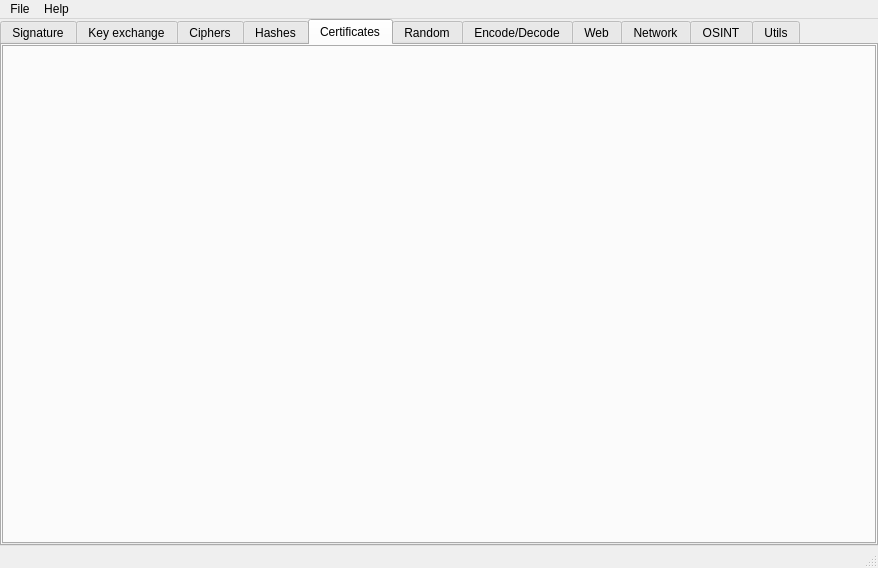
Before: the Qt Designer form ui/mainwindow.ui in caffedrine/CryptoPocketKnife, drawn with Qt 5.
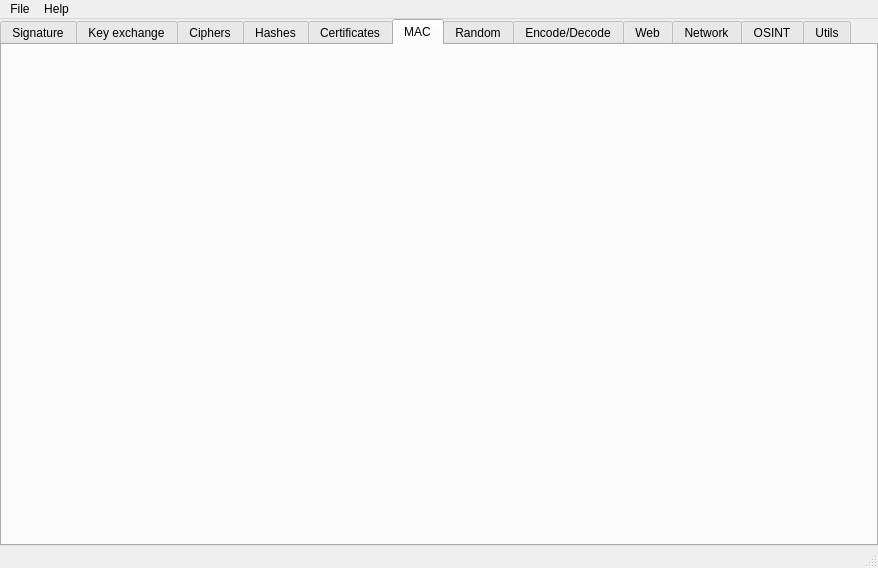
After: the same form once the commit is applied. The open tabs and pages were chosen to show the change. Icons and pictures are not drawn. Custom widgets are drawn as their Qt base class.

```diff
--- a/ui/mainwindow.ui
+++ b/ui/mainwindow.ui
@@ -202,6 +202,25 @@
         </item>
        </layout>
       </widget>
+      <widget class="QWidget" name="tab_Mac">
+       <attribute name="title">
+        <string>MAC</string>
+       </attribute>
+       <layout class="QGridLayout" name="gridLayout_8">
+        <property name="leftMargin">
+         <number>0</number>
+        </property>
+        <property name="topMargin">
+         <number>0</number>
+        </property>
+        <property name="rightMargin">
+         <number>0</number>
+        </property>
+        <property name="bottomMargin">
+         <number>0</number>
+        </property>
+       </layout>
+      </widget>
       <widget class="QWidget" name="tab_Random">
        <attribute name="title">
         <string>Random</string>
```
Left out of the diff: 2 changed lines with no effect on the pictures.
